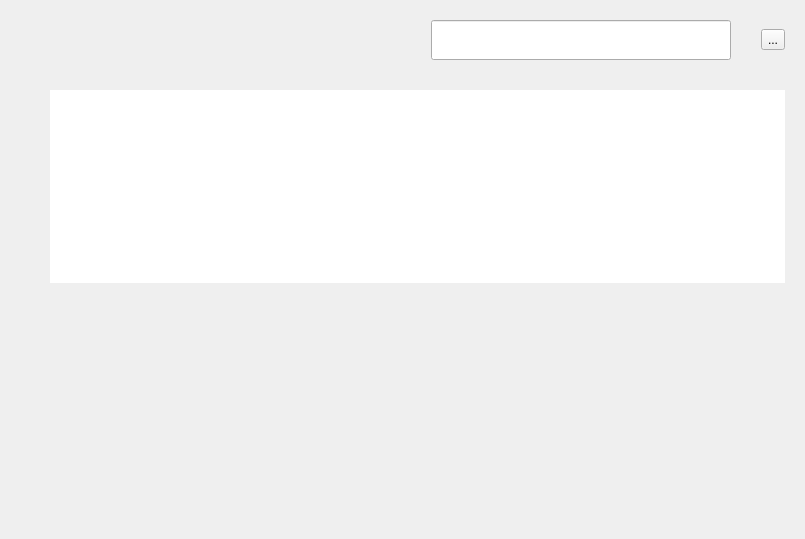
Qt form client/src/common/common-page.ui (openeuler-mirror/ks-scmc) before a commit.
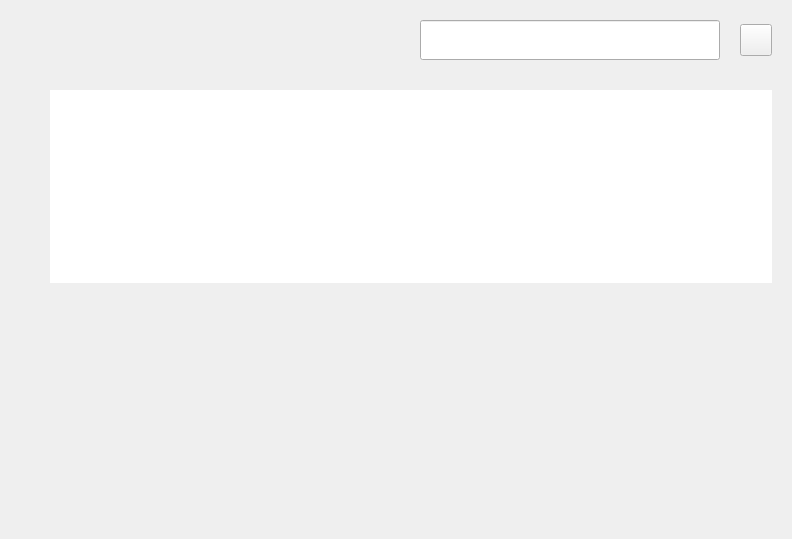
The same form after that commit.

Patch:
```diff
--- a/client/src/common/common-page.ui
+++ b/client/src/common/common-page.ui
@@ -6,7 +6,7 @@
    <rect>
     <x>0</x>
     <y>0</y>
-    <width>805</width>
+    <width>792</width>
     <height>539</height>
    </rect>
   </property>
@@ -31,6 +31,9 @@
    </property>
    <item>
     <layout class="QHBoxLayout" name="horizontalLayout_2">
+     <property name="spacing">
+      <number>20</number>
+     </property>
      <item>
       <layout class="QHBoxLayout" name="hLayout_OpBtns">
        <property name="spacing">
@@ -69,8 +72,26 @@
      </item>
      <item>
       <widget class="QToolButton" name="btn_refresh">
+       <property name="minimumSize">
+        <size>
+         <width>32</width>
+         <height>32</height>
+        </size>
+       </property>
+       <property name="maximumSize">
+        <size>
+         <width>32</width>
+         <height>32</height>
+        </size>
+       </property>
        <property name="text">
-        <string>...</string>
+        <string/>
+       </property>
+       <property name="iconSize">
+        <size>
+         <width>36</width>
+         <height>36</height>
+        </size>
        </property>
       </widget>
      </item>
```
